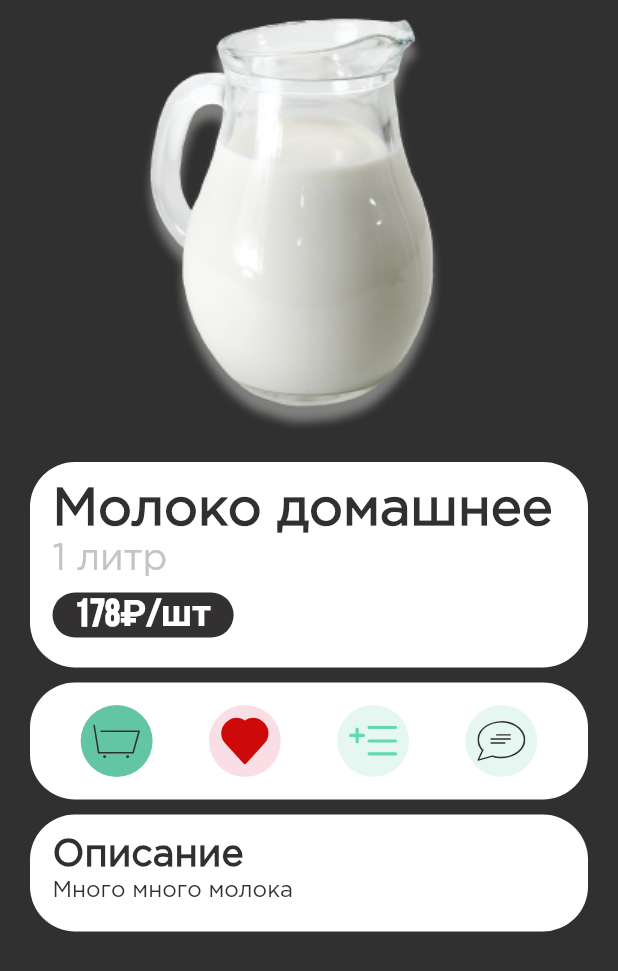
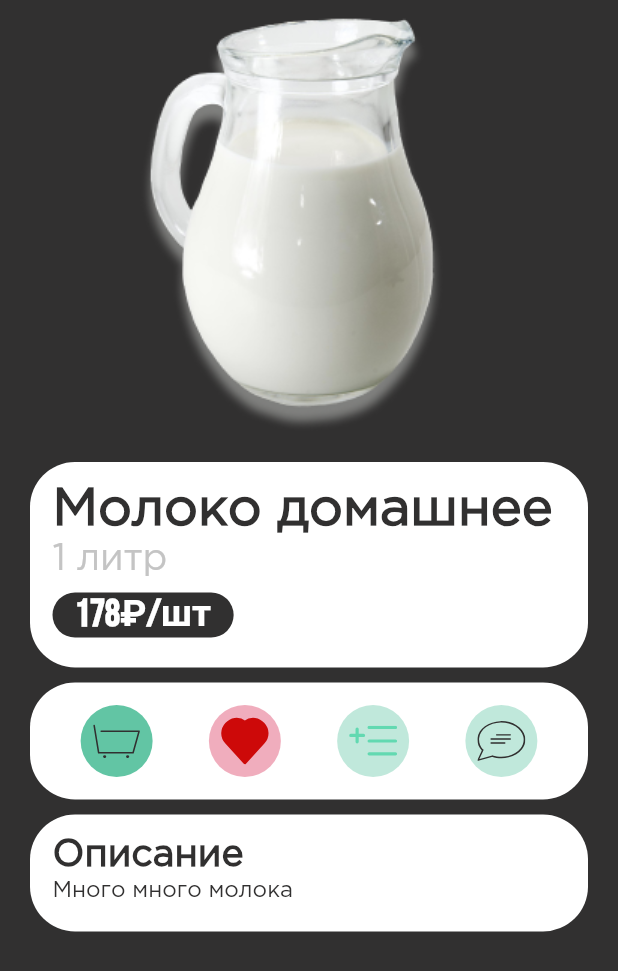
Before and after one commit to lamedevelop/cucumber-mobile, a Flutter app: the Product screen opened directly, on a phone screen of 412 x 824 dp. Shown: the top 971 px of the screen. Run offline on Flutter 3.47's test engine with Material 2 defaults, Android fonts, the phone set to English and light mode, and no system bars; our stand-ins replace flutter_svg; network calls fail.

Commit message:
[CU-6] code refactoring

```diff
--- /dev/null
+++ b/lib/config/icons.dart
@@ -0,0 +1,4 @@
+const String CART = 'assets/icons/cart.svg';
+const String HEART = 'assets/icons/heart.svg';
+const String LIST = 'assets/icons/add_list.svg';
+const String MESSAGE = 'assets/icons/message.svg';
--- /dev/null
+++ b/lib/config/network.dart
@@ -0,0 +1,2 @@
+const String API_URL = '10.0.2.2:8000'; // android 10.0.2.2 = localhost
+const String PRODUCTS_LIST_PATH = '/test';
--- /dev/null
+++ b/lib/config/palette.dart
@@ -0,0 +1,22 @@
+import 'package:flutter/material.dart';
+
+class Black {
+  static const Color PRIMARY = Color(0xFF313030); // #313030
+  static const Color PRIMARY_LIGHT = Color(0xFFC4C4C4); // #C4C4C4
+}
+
+class Blue {
+  static const Color PRIMARY_ICON = Color(0xFF2D538A); // #2D538A
+  static const Color PRIMARY_COUNT = Color(0xFF6AB3DC); // #6AB3DC
+}
+
+class Green {
+  static const Color PRIMARY_SOCIAL = Color(0xFF62C5A4); // #62C5A4
+  static const Color PRIMARY_SOCIAL_LIGHT = Color(0x6662C5A4); // #62C5A4 40 %
+  static const Color PRIMARY_PLUS = Color(0xFF97CF6E); // #97CF6E
+}
+
+class Red {
+  static const Color PRIMARY_SOCIAL = Color(0x66D9335A); // #D9335A 40 %
+  static const Color PRIMARY_MINUS = Color(0xFFFF6767); // #FF6767
+}
--- a/lib/main.dart
+++ b/lib/main.dart
@@ -1,6 +1,8 @@
+import 'package:flutter/material.dart';
+
 import 'package:cucumber_mobile/pages/products_list.dart';
-import 'package:flutter/material.dart';
 import 'package:cucumber_mobile/pages/product.dart';
+import 'package:cucumber_mobile/config/palette.dart' as palette;
 
 void main() => runApp(Main());
 
@@ -8,10 +10,10 @@ class Main extends StatelessWidget {
   @override
   Widget build(BuildContext context) {
     return MaterialApp(
-      title: "my_test_app",
+      title: "cucumber-mobile",
       theme: ThemeData(
-        primaryColor: Colors.orange,
-        scaffoldBackgroundColor: const Color(0xFF313030),
+        primaryColor: palette.Black.PRIMARY,
+        scaffoldBackgroundColor: palette.Black.PRIMARY,
         fontFamily: 'GothamPro',
       ),
       home: ProductsList(),
--- a/lib/models/product.dart
+++ b/lib/models/product.dart
@@ -1,16 +1,16 @@
 class Product {
-  // final String image;
+  final String image;
   final String name;
-  // final String volume;
-  final String price;
-  // final String description;
+  final String volume;
+  final int price;
+  final String description;
 
   Product({
-    // required this.image,
-    required this.name,
-    // required this.volume,
-    required this.price,
-    // required this.description,
+    this.image = "assets/images/milk.png",
+    this.name = "Название",
+    this.volume = '0',
+    this.price = 0,
+    this.description = '',
   });
 
   factory Product.fromJson(Map<String, dynamic> json) {
@@ -18,7 +18,7 @@ class Product {
       // image: json['image'],
       name: json['p_name'],
       // volume: json['volume'],
-      price: json['p_price'].toString(),
+      price: json['p_price'],
       // description: json['description'],
     );
   }
--- a/lib/pages/product.dart
+++ b/lib/pages/product.dart
@@ -1,4 +1,5 @@
 import 'package:flutter/material.dart';
+
 import 'package:cucumber_mobile/widgets/product/product_description.dart';
 import 'package:cucumber_mobile/widgets/product/product_social.dart';
 import 'package:cucumber_mobile/widgets/product/product_wide_description.dart';
@@ -18,15 +19,15 @@ class _ProductState extends State<Product> {
         child: ListView(
           children: <Widget>[
             Image.asset(productImage,height: 300,),
-            const SizedBox(height: 8),
-            const ProductDescription(
+            SizedBox(height: 8),
+            ProductDescription(
               name: 'Молоко домашнее',
               volume: '1 литр',
               price: '178₽/шт',
             ),
-            const SizedBox(height: 10),
+            SizedBox(height: 10),
             ProductSocial(),
-            const SizedBox(height: 10),
+            SizedBox(height: 10),
             ProductWideDescription(
               description: 'Много много молока',
             ),
--- a/lib/pages/products_list.dart
+++ b/lib/pages/products_list.dart
@@ -1,51 +1,27 @@
-import 'dart:convert';
 import 'package:flutter/material.dart';
-import 'package:http/http.dart' as http;
 
 import 'package:cucumber_mobile/models/product.dart';
 import 'package:cucumber_mobile/widgets/product_list/product_list_elem.dart';
+import 'package:cucumber_mobile/provides/product_provider.dart';
 
 class ProductsList extends StatefulWidget {
-  const ProductsList({
-    Key? key,
-  }) : super(key: key);
-
   @override
   _ProductsListState createState() => _ProductsListState();
 }
 
 class _ProductsListState extends State<ProductsList> {
-  final String productImage = 'assets/images/milk.png';
-
   final List<Product> _products = <Product>[];
-
-  Future<List<Product>> fetchProducts() async {
-    var products = <Product>[];
-
-    Uri url = Uri.http('10.0.2.2:8000', '/test');
-    var response = await http.get(url);
-    if (response.statusCode == 200) {
-      var productsJson = json.decode(utf8.decode(response.bodyBytes));
-      for (var productJson in productsJson['products']) {
-        products.add(Product.fromJson(productJson));
-      }
-    }
-    return products;
-  }
 
   @override
   Widget build(BuildContext context) {
-    fetchProducts().then((value) {
-      _products.clear();
+    ProductProvider().getProducts().then((value) {
+      // _products.clear();
       _products.addAll(value);
     });
 
     return Scaffold(
       body: GridView.count(
-        // Create a grid with 2 columns. If you change the scrollDirection to
-        // horizontal, this produces 2 rows.
         crossAxisCount: 2,
-        // Generate 100 widgets that display their index in the List.
         children: List.generate(_products.length, (index) {
           return ProductListElem(
             product: _products[index],
--- /dev/null
+++ b/lib/provides/product_provider.dart
@@ -0,0 +1,31 @@
+import 'package:http/http.dart' as http;
+import 'dart:convert';
+
+import 'package:cucumber_mobile/models/product.dart';
+import 'package:cucumber_mobile/config/network.dart' as network;
+
+class ProductProvider {
+  static final ProductProvider _instance = ProductProvider._internal();
+
+  ProductProvider._internal();
+
+  factory ProductProvider() {
+    return _instance;
+  }
+
+  Future<List<Product>> getProducts() async {
+    var products = <Product>[];
+
+    Uri url = Uri.http(network.API_URL, network.PRODUCTS_LIST_PATH);
+    var response = await http.get(url);
+
+    if (response.statusCode == 200) {
+      var productsJson = json.decode(utf8.decode(response.bodyBytes));
+      for (var productJson in productsJson['products']) {
+        products.add(Product.fromJson(productJson));
+      }
+    }
+
+    return products;
+  }
+}
--- a/lib/widgets/product/product_description.dart
+++ b/lib/widgets/product/product_description.dart
@@ -1,4 +1,6 @@
 import 'package:flutter/material.dart';
+
+import 'package:cucumber_mobile/config/palette.dart' as palette;
 
 class ProductDescription extends StatefulWidget {
   const ProductDescription({
@@ -21,8 +23,8 @@ class _ProductDescriptionState extends State<ProductDescription> {
   Widget build(BuildContext context) {
     return Container(
       width: MediaQuery.of(context).size.width * 0.95,
-      padding: const EdgeInsets.all(15),
-      margin: const EdgeInsets.symmetric(horizontal: 20),
+      padding: EdgeInsets.all(15),
+      margin: EdgeInsets.symmetric(horizontal: 20),
       decoration: BoxDecoration(
         color: Colors.white,
         borderRadius: BorderRadius.circular(30),
@@ -35,7 +37,7 @@ class _ProductDescriptionState extends State<ProductDescription> {
             style: TextStyle(
               fontSize: 35,
               fontWeight: FontWeight.w700,
-              color: Color(0xFF313030),
+              color: palette.Black.PRIMARY,
             ),
           ),
           SizedBox(height: 5),
@@ -44,18 +46,18 @@ class _ProductDescriptionState extends State<ProductDescription> {
             style: TextStyle(
               fontSize: 25,
               fontWeight: FontWeight.w500,
-              color: Color(0xFFC4C4C4),
+              color: palette.Black.PRIMARY_LIGHT,
             ),
           ),
           SizedBox(height: 10),
           Container(
-            padding: const EdgeInsets.symmetric(
+            padding: EdgeInsets.symmetric(
               horizontal: 15,
               vertical: 2,
             ),
             decoration: BoxDecoration(
               borderRadius: BorderRadius.circular(15),
-              color: Color(0xFF323030),
+              color: palette.Black.PRIMARY,
             ),
             child: Text(
               widget.price,
--- a/lib/widgets/product/product_social.dart
+++ b/lib/widgets/product/product_social.dart
@@ -1,19 +1,15 @@
 import 'package:flutter/material.dart';
 import 'package:flutter_svg/svg.dart';
 
+import 'package:cucumber_mobile/config/palette.dart' as palette;
+import 'package:cucumber_mobile/config/icons.dart' as icons;
+
 class ProductSocial extends StatefulWidget {
-  const ProductSocial({Key? key}) : super(key: key);
-
   @override
   _ProductSocialState createState() => _ProductSocialState();
 }
 
 class _ProductSocialState extends State<ProductSocial> {
-  final String cart = 'assets/icons/cart.svg';
-  final String heart = 'assets/icons/heart.svg';
-  final String addList = 'assets/icons/add_list.svg';
-  final String message = 'assets/icons/message.svg';
-
   @override
   Widget build(BuildContext context) {
     return Container(
@@ -30,26 +26,20 @@ class _ProductSocialState extends State<ProductSocial> {
             Container(
               decoration: BoxDecoration(
                 shape: BoxShape.circle,
-                color: Color(0xFF62C5A4),
+                color: palette.Green.PRIMARY_SOCIAL,
               ),
               child: IconButton(
-                icon: SvgPicture.asset(
-                  cart,
-                  height: 50,
-                ),
+                icon: SocialCard(icon: icons.CART),
                 onPressed: () => {},
               ),
             ),
             Container(
               decoration: BoxDecoration(
                 shape: BoxShape.circle,
-                color: Color(0x28D9335A),
+                color: palette.Red.PRIMARY_SOCIAL,
               ),
               child: IconButton(
-                icon: SvgPicture.asset(
-                  heart,
-                  height: 50,
-                ),
+                icon: SocialCard(icon: icons.HEART),
                 tooltip: 'Increase volume by 10',
                 onPressed: () => {},
               ),
@@ -57,26 +47,20 @@ class _ProductSocialState extends State<ProductSocial> {
             Container(
               decoration: BoxDecoration(
                 shape: BoxShape.circle,
-                color: Color(0x2862C5A4),
+                color: palette.Green.PRIMARY_SOCIAL_LIGHT,
               ),
               child: IconButton(
-                icon: SvgPicture.asset(
-                  addList,
-                  height: 50,
-                ),
+                icon: SocialCard(icon: icons.LIST),
                 onPressed: () => {},
               ),
             ),
             Container(
               decoration: BoxDecoration(
                 shape: BoxShape.circle,
-                color: Color(0x2862C5A4),
+                color: palette.Green.PRIMARY_SOCIAL_LIGHT,
               ),
               child: IconButton(
-                icon: SvgPicture.asset(
-                  message,
-                  height: 50,
-                ),
+                icon: SocialCard(icon: icons.MESSAGE),
                 onPressed: () => {},
               ),
             ),
@@ -84,3 +68,20 @@ class _ProductSocialState extends State<ProductSocial> {
         ));
   }
 }
+
+class SocialCard extends StatelessWidget {
+  const SocialCard({
+    Key? key,
+    required this.icon,
+  }) : super(key: key);
+
+  final String icon;
+
+  @override
+  Widget build(BuildContext context) {
+    return SvgPicture.asset(
+      icon,
+      height: 50,
+    );
+  }
+}
--- a/lib/widgets/product/product_wide_description.dart
+++ b/lib/widgets/product/product_wide_description.dart
@@ -1,4 +1,6 @@
 import 'package:flutter/material.dart';
+
+import 'package:cucumber_mobile/config/palette.dart' as palette;
 
 class ProductWideDescription extends StatefulWidget {
   const ProductWideDescription({
@@ -17,8 +19,10 @@ class _ProductWideDescriptionState extends State<ProductWideDescription> {
   Widget build(BuildContext context) {
     return Container(
       width: MediaQuery.of(context).size.width * 0.95,
-      padding: const EdgeInsets.all(15),
-      margin: const EdgeInsets.symmetric(horizontal: 20),
+      padding: EdgeInsets.all(15),
+      margin: EdgeInsets.symmetric(
+        horizontal: 20,
+      ),
       decoration: BoxDecoration(
         color: Colors.white,
         borderRadius: BorderRadius.circular(30),
@@ -31,7 +35,7 @@ class _ProductWideDescriptionState extends State<ProductWideDescription> {
             style: TextStyle(
               fontSize: 25,
               fontWeight: FontWeight.w700,
-              color: Color(0xFF313030),
+              color: palette.Black.PRIMARY,
             ),
           ),
           SizedBox(height: 5),
@@ -40,7 +44,7 @@ class _ProductWideDescriptionState extends State<ProductWideDescription> {
             style: TextStyle(
               fontSize: 15,
               fontWeight: FontWeight.w500,
-              color: Color(0xFF313030),
+              color: palette.Black.PRIMARY,
             ),
           ),
           SizedBox(height: 5),
```
